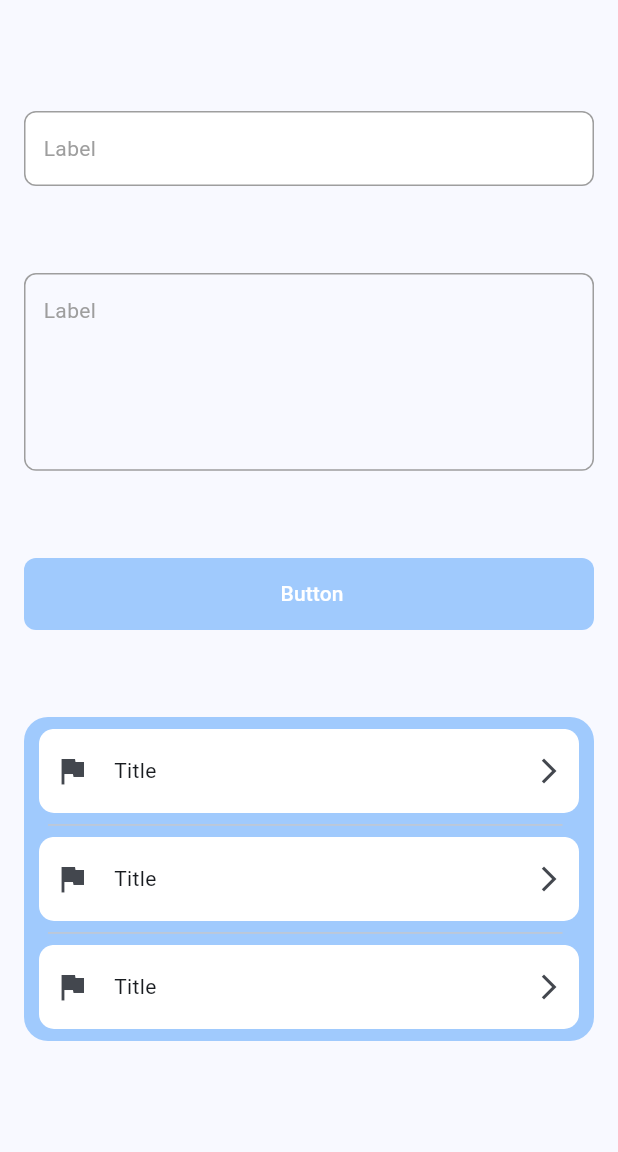
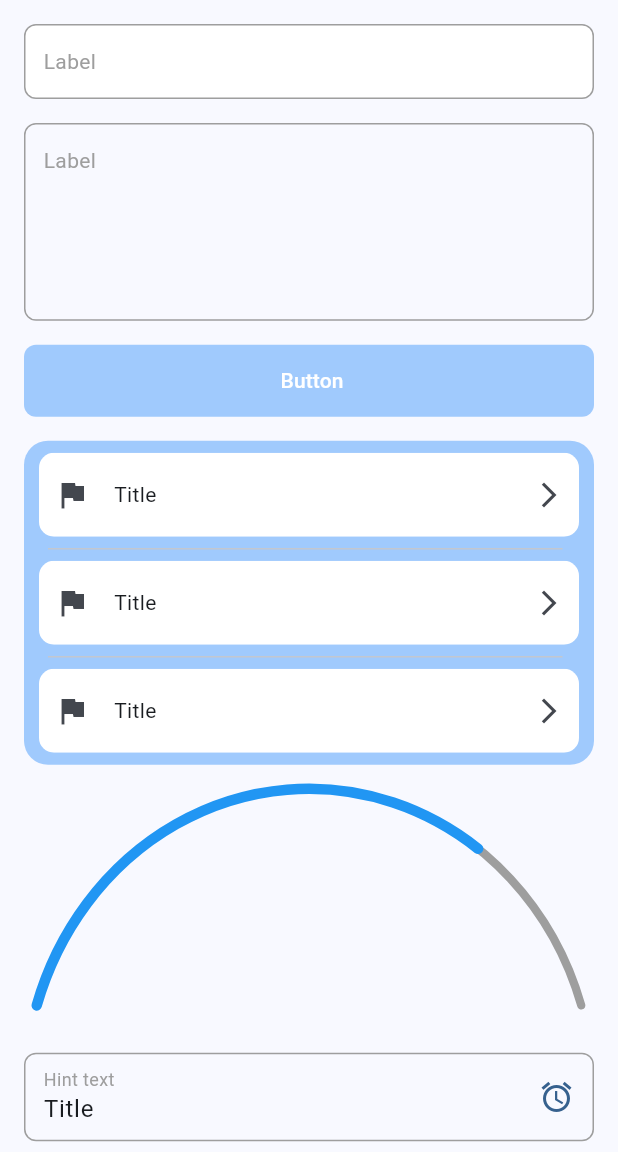
Before and after one commit to GereyTatarkhanov/widget_gallery, a Flutter app: the screen it shows after launch, after a tap on "Title", on a phone screen of 412 x 824 dp, the part 84-1236 px from its top. Run offline on Flutter 3.47's test engine with Material 3 defaults, Android fonts, the phone set to English and light mode, and no system bars.

Commit message:
3 new widgets added

```diff
--- a/lib/home.dart
+++ b/lib/home.dart
@@ -1,8 +1,5 @@
 import 'package:flutter/material.dart';
-import 'package:widget_gallery/widget_gallery/action_panel.dart';
-import 'package:widget_gallery/widget_gallery/base_button.dart';
-import 'package:widget_gallery/widget_gallery/base_textfield.dart';
-import 'package:widget_gallery/widget_gallery/big_textfield.dart';
+import 'widget_gallery/index.dart';
 
 class MyHomePage extends StatefulWidget {
   const MyHomePage({
@@ -45,30 +42,30 @@ class _MyHomePageState extends State<MyHomePage> {
             ),
             centerTitle: true,
           ),
-          body: Padding(
+          body: SingleChildScrollView(
+            child: Padding(
               padding: const EdgeInsets.all(16),
               child: Column(
                 mainAxisAlignment: MainAxisAlignment.center,
                 crossAxisAlignment: CrossAxisAlignment.center,
                 children: [
-                const Spacer(),
                   BaseTextField(
                     controller: _baseTextfieldController,
                     labelText: 'Label',
                     onChanged: () {},
                   ),
-                const Spacer(),
+                  const Space(),
                   BigTextField(
                     controller: _bigTextfieldController,
                     labelText: 'Label',
                     onChanged: () {},
                   ),
-                const Spacer(),
+                  const Space(),
                   BaseButton(
                     text: 'Button',
                     onPressed: () {},
                   ),
-                const Spacer(),
+                  const Space(),
                   ActionPanel(
                       children: List<ActionPanelListTile>.generate(
                     3,
@@ -78,10 +75,36 @@ class _MyHomePageState extends State<MyHomePage> {
                         title: 'Title',
                         hasDivider: index != 2),
                   )),
-                const Spacer(),
+                  const Space(),
+                  const ArcProgressBar(
+                      backgroundLineWidth: 5.5,
+                      foregroundLineWidth: 7,
+                      width: 400,
+                      height: 500,
+                      indent: 0.3,
+                      fillingPercentage: 75),
+                  const Space(),
+                  ContainerWithButton(
+                      onPressed: (details) {},
+                      useHintText: true,
+                      useIconButton: true,
+                      hintText: 'Hint text',
+                      text: 'Title')
                 ],
               ),
-          )),
+            ),
+          ),
+        ));
+  }
+}
+
+class Space extends StatelessWidget {
+  const Space({super.key});
+
+  @override
+  Widget build(BuildContext context) {
+    return const SizedBox(
+      height: 16,
     );
   }
 }
--- a/lib/main.dart
+++ b/lib/main.dart
@@ -1,5 +1,4 @@
 import 'package:flutter/material.dart';
-
 import 'home.dart';
 
 void main() {
--- /dev/null
+++ b/lib/widget_gallery/arc_progress_bar.dart
@@ -0,0 +1,111 @@
+import 'dart:math';
+import 'package:flutter/material.dart';
+
+class ArcProgressBar extends StatelessWidget {
+  const ArcProgressBar(
+      {super.key,
+      required this.fillingPercentage,
+      required this.width,
+      required this.height,
+      this.onEnd,
+      this.backgroundLineColor = Colors.grey,
+      this.foregroundLineColor = Colors.blue,
+      this.backgroundLineWidth = 3,
+      this.foregroundLineWidth = 4,
+      this.scale = 1,
+      this.indent = 0.0});
+
+  final double height;
+  final double width;
+  final double indent;
+  final double fillingPercentage;
+  final double backgroundLineWidth;
+  final double foregroundLineWidth;
+  final double scale;
+  final Color backgroundLineColor;
+  final Color foregroundLineColor;
+  final VoidCallback? onEnd;
+
+  @override
+  Widget build(BuildContext context) {
+    fillingPercentage == 100 && onEnd != null ? onEnd!() : null;
+    assert(indent >= 0.0 && indent <= 1);
+    assert(fillingPercentage >= 0.0 && fillingPercentage <= 100);
+    return CustomPaint(
+      size: Size(width, (height / 2) - (indent * 300)),
+      painter: _MyPainter(
+          indent: indent,
+          backgroundLineColor: backgroundLineColor,
+          foregroundLineColor: foregroundLineColor,
+          fillingPercentage: fillingPercentage,
+          foregroundLineWidth: foregroundLineWidth,
+          backgroundLineWidth: backgroundLineWidth,
+          scale: scale),
+    );
+  }
+}
+
+class _MyPainter extends CustomPainter {
+  _MyPainter({
+    required this.indent,
+    required this.fillingPercentage,
+    required this.foregroundLineWidth,
+    required this.backgroundLineWidth,
+    required this.backgroundLineColor,
+    required this.foregroundLineColor,
+    required this.scale,
+  });
+
+  final double indent;
+  final double fillingPercentage;
+  final double foregroundLineWidth;
+  final double scale;
+  final double backgroundLineWidth;
+  final Color backgroundLineColor;
+  final Color foregroundLineColor;
+
+  /* The canvas size is equal to the size of the "Size" object.
+  The size of object Size is equal to the size of the parent.*/
+  @override
+  void paint(Canvas canvas, Size size) {
+    final paintBackground = Paint()
+      ..color = backgroundLineColor
+      ..style = PaintingStyle.stroke
+      ..strokeWidth = backgroundLineWidth
+      ..strokeCap = StrokeCap.round;
+    final paintForeground = Paint()
+      ..color = foregroundLineColor
+      ..style = PaintingStyle.stroke
+      ..strokeWidth = foregroundLineWidth
+      ..strokeCap = StrokeCap.round;
+
+    final rect = Rect.fromLTWH(
+      0, //Axis X
+      0, //Axis Y
+      size.width, // Width
+      size.height * 2 + (indent * 300), // Height
+    );
+    //Initial angle
+    final startAngle = pi + indent;
+    //Arc length.The length of the arc is determined from the initial angle
+    final sweepAngleBackground = pi - indent * 2;
+
+    final sweepAngleForeground = calculatePercentage(fillingPercentage);
+
+    canvas.scale(scale);
+
+    canvas.drawArc(
+        rect, startAngle, sweepAngleBackground, false, paintBackground);
+    canvas.drawArc(
+        rect, startAngle, sweepAngleForeground, false, paintForeground);
+  }
+
+  @override
+  bool shouldRepaint(covariant CustomPainter oldDelegate) {
+    return true;
+  }
+
+  double calculatePercentage(double percent) {
+    return ((pi - indent * 2) / 100 * percent).toDouble();
+  }
+}
--- /dev/null
+++ b/lib/widget_gallery/container_with_button.dart
@@ -0,0 +1,80 @@
+// ignore: must_be_immutable
+import 'package:flutter/material.dart';
+
+class ContainerWithButton extends StatelessWidget {
+  const ContainerWithButton(
+      {super.key,
+      this.useIconButton = true,
+      this.verticalPadding = 4.5,
+      this.rightPadding = 0,
+      this.leftPadding = 12,
+      required this.onPressed,
+      required this.useHintText,
+      required this.hintText,
+      required this.text});
+
+  final Function(TapDownDetails details) onPressed;
+  final String text;
+  final bool useHintText;
+  final String hintText;
+  final bool useIconButton;
+  final double verticalPadding;
+  final double rightPadding;
+  final double leftPadding;
+
+  @override
+  Widget build(BuildContext context) {
+    final theme = Theme.of(context);
+    return Container(
+      padding: EdgeInsets.only(
+          top: verticalPadding,
+          bottom: verticalPadding,
+          left: leftPadding,
+          right: rightPadding),
+      decoration: BoxDecoration(
+          borderRadius: BorderRadius.circular(8),
+          border: Border.all(color: Colors.grey)),
+      child: Row(
+        mainAxisAlignment: MainAxisAlignment.spaceBetween,
+        children: [
+          Expanded(
+            child: Column(
+              crossAxisAlignment: CrossAxisAlignment.start,
+              children: [
+                AnimatedCrossFade(
+                    firstChild: Text(hintText,
+                        style:
+                            const TextStyle(fontSize: 12, color: Colors.grey)),
+                    secondChild: const SizedBox.shrink(),
+                    crossFadeState: useHintText
+                        ? CrossFadeState.showFirst
+                        : CrossFadeState.showSecond,
+                    duration: const Duration(milliseconds: 600)),
+                //AutoSizeText is better here
+                Text(
+                  text,
+                  style: theme.textTheme.bodyLarge,
+                  maxLines: 1,
+                ),
+              ],
+            ),
+          ),
+          InkWell(
+              borderRadius: BorderRadius.circular(100),
+              onTapDown: useIconButton ? onPressed : null,
+              child: AnimatedOpacity(
+                opacity: useIconButton ? 1 : 0,
+                duration: const Duration(milliseconds: 800),
+                child: IconButton(
+                  onPressed: null,
+                  icon: Icon(
+                    Icons.alarm,
+                    color: theme.primaryColor,
+                  ),
+                ),
+              )),
+        ],
+      ),
+    );
+  }
+}
--- /dev/null
+++ b/lib/widget_gallery/hot_bottom_sheet.dart
@@ -0,0 +1,51 @@
+import 'package:flutter/material.dart';
+
+void showHotBottomSheet(
+    {required BuildContext context,
+    required Widget child,
+    double topBorderRadius = 16,
+    double paddingAll = 8,
+    Color backgroundColor = Colors.white,
+    Color dragHandleColor = Colors.black,
+    bool isScrollControlled = true,
+    bool useRootNavigator = false}) {
+  showModalBottomSheet(
+      useRootNavigator:
+          useRootNavigator, // use root navigator in case of nested bottom sheets
+      isScrollControlled: isScrollControlled,
+      context: context,
+      builder: (context) {
+        return Material(
+          borderRadius: BorderRadius.only(
+              topLeft: Radius.circular(topBorderRadius),
+              topRight: Radius.circular(topBorderRadius)),
+          color: backgroundColor,
+          child: SizedBox(
+            width: double.infinity,
+            child: Padding(
+              padding: EdgeInsets.all(paddingAll),
+              child: Wrap(
+                children: [
+                  Column(
+                    crossAxisAlignment: CrossAxisAlignment.start,
+                    children: [
+                      Align(
+                        alignment: Alignment.center,
+                        child: Container(
+                          width: 50,
+                          height: 4,
+                          decoration: BoxDecoration(
+                              color: dragHandleColor,
+                              borderRadius: BorderRadius.circular(4)),
+                        ),
+                      ),
+                      child
+                    ],
+                  ),
+                ],
+              ),
+            ),
+          ),
+        );
+      });
+}
--- /dev/null
+++ b/lib/widget_gallery/index.dart
@@ -0,0 +1,7 @@
+export 'action_panel.dart';
+export 'arc_progress_bar.dart';
+export 'base_button.dart';
+export 'base_textfield.dart';
+export 'big_textfield.dart';
+export 'container_with_button.dart';
+export 'hot_bottom_sheet.dart';
```
Also changed, not shown: example_2.png (added), 1 other file. Lines whose indentation alone changed are shown as unchanged.
